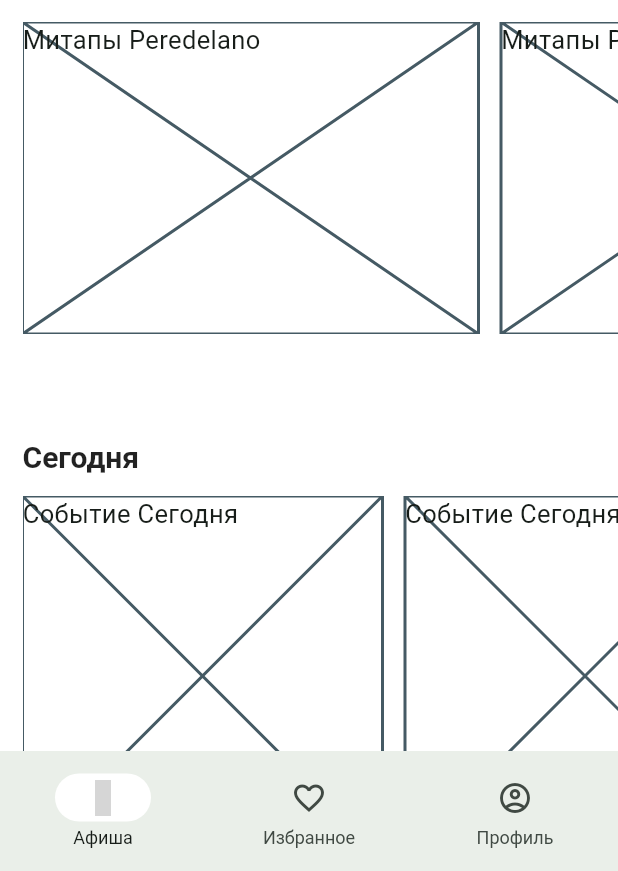
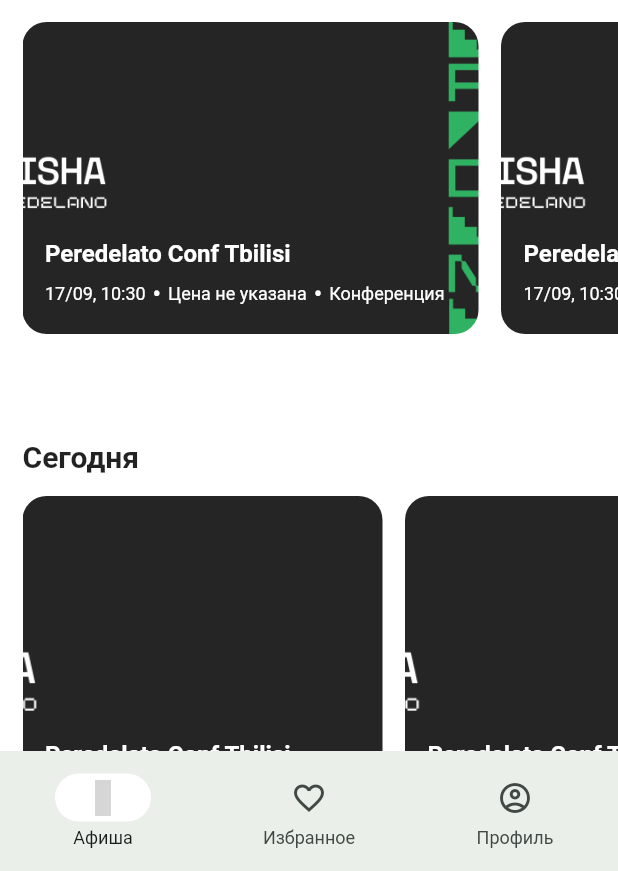
Before and after one commit to openworld-community/ows-events-mobile, a Flutter app: the screen it shows after launch, on a phone screen of 412 x 824 dp, the part 365-1236 px from its top. Run offline on Flutter 3.47's test engine with Material 2 defaults, Android fonts, the phone set to English and light mode, and no system bars; our stand-ins replace cached_network_image, custom_refresh_indicator, dio, easy_localization, flutter_map, flutter_riverpod and 14 more; missing offline and left inert: talker_dio_logger; generated files the repository leaves out were written again; statements that could not run were skipped; grey boxes are pictures that could not be loaded.

Commit message:
#161 add home event card

```diff
--- a/lib/common_widgets/price.dart
+++ b/lib/common_widgets/price.dart
@@ -11,18 +11,11 @@ class Price extends StatelessWidget {
   Widget build(BuildContext context) {
     final String priceText = _getPriceText(price);
 
-    return Container(
-      padding: const EdgeInsets.fromLTRB(7, 5, 7, 7),
-      decoration: BoxDecoration(
-        color: Theme.of(context).primaryColor,
-        borderRadius: BorderRadius.circular(16),
-      ),
-      child: Text(
-        priceText,
-        style: Theme.of(context).textTheme.labelSmall?.copyWith(
-              color: Theme.of(context).colorScheme.background,
-            ),
-      ),
+    return Text(
+      priceText,
+      style: Theme.of(context).textTheme.labelMedium?.copyWith(
+            color: Colors.white,
+          ),
     );
   }
 
--- /dev/null
+++ b/lib/features/home/presentation/home_event_card.dart
@@ -0,0 +1,94 @@
+import 'package:flutter/material.dart';
+import 'package:ows_events_mobile/common_widgets/price.dart';
+import 'package:ows_events_mobile/theme/app_theme.dart';
+import 'package:ows_events_mobile/util/time_utils.dart';
+
+class HomeEventCard extends StatelessWidget {
+  const HomeEventCard({
+    super.key,
+    required this.imagePath,
+    required this.title,
+    required this.date,
+    this.priceFix,
+    this.currency,
+    this.categories,
+    this.wide = false,
+    this.onTap,
+  });
+
+  final String imagePath;
+  final String title;
+  final DateTime date;
+  final String? priceFix;
+  final String? currency;
+  final List<String>? categories;
+  final bool wide;
+  final VoidCallback? onTap;
+
+  @override
+  Widget build(BuildContext context) {
+    final double width = wide ? 304 : 240;
+    const Color textColor = Colors.white;
+    final TextStyle labelStyle =
+        Theme.of(context).textTheme.labelMedium!.copyWith(
+              color: textColor,
+            );
+    const dot = Text(
+      ' • ',
+      style: TextStyle(color: textColor),
+    );
+
+    return InkWell(
+      onTap: onTap,
+      child: Container(
+        width: width,
+        decoration: BoxDecoration(
+          image: DecorationImage(
+            image: AssetImage(imagePath),
+            fit: BoxFit.cover,
+          ),
+          borderRadius: BorderRadius.circular(16),
+        ),
+        padding: const EdgeInsets.all(AppTheme.padding),
+        child: Column(
+          mainAxisAlignment: MainAxisAlignment.end,
+          crossAxisAlignment: CrossAxisAlignment.start,
+          children: [
+            Text(
+              title,
+              style: Theme.of(context).textTheme.titleMedium!.copyWith(
+                    color: textColor,
+                    fontWeight: FontWeight.bold,
+                  ),
+            ),
+            const SizedBox(height: 5),
+            Wrap(
+              crossAxisAlignment: WrapCrossAlignment.center,
+              children: [
+                Text(
+                  TimeUtils.formatDateTime(date, format: 'dd/MM, HH:mm'),
+                  style: labelStyle,
+                ),
+                dot,
+                Price(
+                  price: priceFix,
+                  currency: currency,
+                ),
+                dot,
+                if (categories != null && categories!.isNotEmpty)
+                  Wrap(
+                    children: categories!
+                        .map((category) => Text(
+                              category,
+                              style: labelStyle,
+                            ))
+                        .toList(),
+                  ),
+              ],
+            ),
+          ],
+        ),
+      ),
+    );
+  }
+}
--- a/lib/features/home/presentation/home_screen.dart
+++ b/lib/features/home/presentation/home_screen.dart
@@ -1,9 +1,12 @@
 import 'package:easy_localization/easy_localization.dart';
 import 'package:flutter/material.dart';
 import 'package:flutter_riverpod/flutter_riverpod.dart';
+import 'package:ows_events_mobile/features/events/domain/event.dart';
+import 'package:ows_events_mobile/features/events/domain/location.dart';
 import 'package:ows_events_mobile/features/filters/presentation/country_city_bottom_sheet.dart';
 import 'package:ows_events_mobile/features/filters/presentation/filters_bottom_sheet.dart';
 import 'package:ows_events_mobile/features/home/presentation/home_app_bar.dart';
+import 'package:ows_events_mobile/features/home/presentation/home_event_card.dart';
 import 'package:ows_events_mobile/features/home/presentation/home_section.dart';
 import 'package:ows_events_mobile/features/home/presentation/home_section_title.dart';
 import 'package:ows_events_mobile/theme/app_theme.dart';
@@ -13,6 +16,23 @@ class HomeScreen extends ConsumerWidget {
 
   @override
   Widget build(BuildContext context, WidgetRef ref) {
+    // TODO: фейковый эвент для теста карты события. После прикрутки реальных данных надо убрать
+    final Event fakeEvent = Event(
+      id: '1',
+      title: 'Peredelato Conf Tbilisi',
+      description: '',
+      date: DateTime.now(),
+      duration: const Duration(hours: 1),
+      location: const Location(country: 'Georgia', city: 'Tbilisi'),
+      priceMin: null,
+      priceFix: '100',
+      priceMax: null,
+      priceCurrency: 'GEL',
+      url: '',
+      image: 'assets/image_event_placeholder.png',
+      tags: ['Конференция'],
+    );
+
     return Scaffold(
       appBar: HomeAppBar(
         onFilterPressed: () => Scaffold.of(context)
@@ -49,16 +69,16 @@ class HomeScreen extends ConsumerWidget {
                     scrollDirection: Axis.horizontal,
                     children: List.filled(
                       3,
-                      const Row(
+                      Row(
                         children: [
-                          SizedBox(
-                            width: 304,
-                            height: 208,
-                            child: Placeholder(
-                              child: Text('Митапы Peredelano'),
-                            ),
+                          HomeEventCard(
+                            imagePath: fakeEvent.image!,
+                            title: fakeEvent.title,
+                            date: fakeEvent.date!,
+                            categories: fakeEvent.tags,
+                            wide: true,
                           ),
-                          SizedBox(width: AppTheme.padding),
+                          const SizedBox(width: AppTheme.padding),
                         ],
                       ),
                     ),
@@ -79,16 +99,15 @@ class HomeScreen extends ConsumerWidget {
                     scrollDirection: Axis.horizontal,
                     children: List.filled(
                       3,
-                      const Row(
+                      Row(
                         children: [
-                          SizedBox(
-                            width: 240,
-                            height: 240,
-                            child: Placeholder(
-                              child: Text('Событие Сегодня'),
-                            ),
+                          HomeEventCard(
+                            imagePath: fakeEvent.image!,
+                            title: fakeEvent.title,
+                            date: fakeEvent.date!,
+                            categories: fakeEvent.tags,
                           ),
-                          SizedBox(width: AppTheme.padding),
+                          const SizedBox(width: AppTheme.padding),
                         ],
                       ),
                     ),
```
